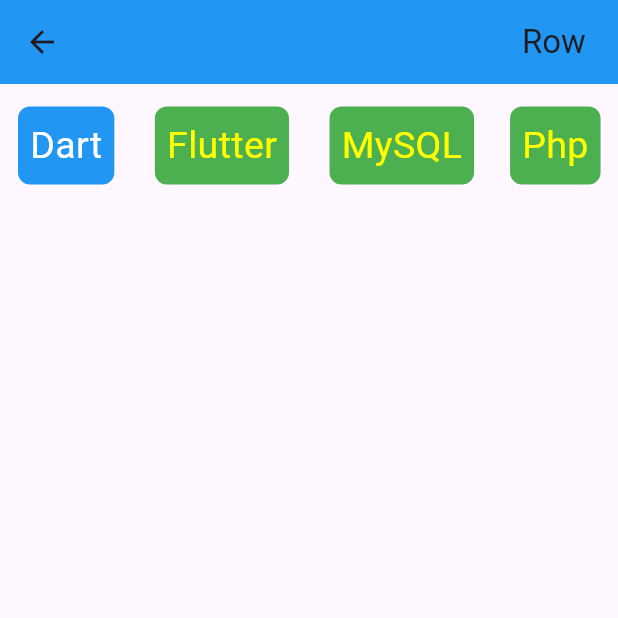
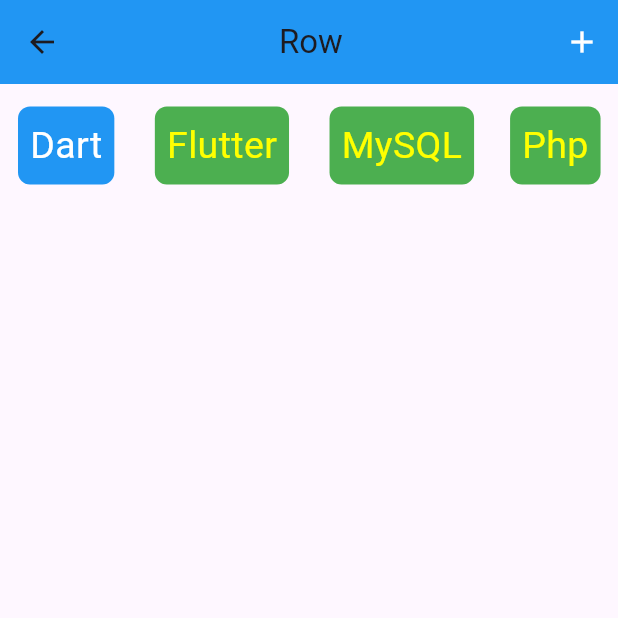
Before and after one commit to NoorMohammedAnik/flutter_row_column, a Flutter app: the HomePage screen opened directly, on a phone screen of 412 x 824 dp, the top half of it. Run offline on Flutter 3.47's test engine with Material 3 defaults, Android fonts, the phone set to English and light mode, and no system bars; our stand-ins replace fluttertoast.

Commit message:
-added action button

```diff
--- a/lib/home_page.dart
+++ b/lib/home_page.dart
@@ -1,108 +1,85 @@
 import 'package:flutter/material.dart';
-class HomePage extends StatelessWidget {
-  const HomePage({super.key});
+import 'package:fluttertoast/fluttertoast.dart';
+
+import 'new_page.dart';
+
+class HomePage2 extends StatelessWidget {
+  const HomePage2.HomePage({super.key});
 
   @override
   Widget build(BuildContext context) {
     return Scaffold(
       appBar: AppBar(
+        title: Text("Column"),
+      ),
+      body: Column(
+        mainAxisAlignment: MainAxisAlignment.spaceEvenly,
 
-        backgroundColor: Colors.blue,
-        title: Align(
-            alignment: Alignment.topRight,
-            child: Text("Row ")),
+        children: [
+          Container(
+            margin: EdgeInsets.all(5.0),
+            padding: EdgeInsets.all(15.0),
+            decoration: BoxDecoration(
+                borderRadius: BorderRadius.circular(8), color: Colors.blue),
+            child: Text(
+              "Dart",
+              style: TextStyle(color: Colors.white, fontSize: 25),
+            ),
+          ),
+          Container(
+            margin: EdgeInsets.all(5.0),
+            padding: EdgeInsets.all(15.0),
+            decoration: BoxDecoration(
+                borderRadius: BorderRadius.circular(8), color: Colors.blue),
+            child: Text(
+              "Flutter",
+              style: TextStyle(color: Colors.white, fontSize: 25),
+            ),
+          ),
+          Container(
+            margin: EdgeInsets.all(5.0),
+            padding: EdgeInsets.all(15.0),
+            decoration: BoxDecoration(
+                borderRadius: BorderRadius.circular(8), color: Colors.blue),
+            child: Text(
+              "Android",
+              style: TextStyle(color: Colors.white, fontSize: 25),
+            ),
+          ),
+          SizedBox(
+            width: 200,
+            child: ElevatedButton.icon(
 
-      ),
+                icon: Icon(
+                  Icons.home,
+                  color: Colors.white,
+                  size: 30.0,
+                ),
+                onPressed: (){
+                  Navigator.push(
+                      context, MaterialPageRoute(builder: (context) => HomePage()));
+
+                  Fluttertoast.showToast(msg: "This is short msg");
+
+                },
+                style: ElevatedButton.styleFrom(
+                  backgroundColor: Colors.blue,
+                 minimumSize: const Size.fromHeight(50),
+                  shape:RoundedRectangleBorder(
+
+                   borderRadius: BorderRadius.circular(10),
+                  ),
+                ),
+               label: Text("Click Me",style: TextStyle(
+                  color: Colors.white,
+                 fontSize: 20
+                ),)),
+          ),
 
 
-      // body:   SingleChildScrollView(
-      //   scrollDirection: Axis.horizontal,
-      //   child: Row(
-      //     mainAxisAlignment: MainAxisAlignment.spaceAround,
-      //     children:<Widget>[
-      //       Container(
-      //         margin: EdgeInsets.all(12.0),
-      //         padding: EdgeInsets.all(8.0),
-      //         decoration:BoxDecoration(
-      //             borderRadius:BorderRadius.circular(8),
-      //             color:Colors.blue
-      //         ),
-      //         child: Text("Dart",style: TextStyle(color:Colors.white,fontSize:25),),
-      //       ),
-      //       Container(
-      //         margin: EdgeInsets.all(15.0),
-      //         padding: EdgeInsets.all(8.0),
-      //         decoration:BoxDecoration(
-      //             borderRadius:BorderRadius.circular(8),
-      //             color:Colors.green
-      //         ),
-      //         child: Text("Flutter",style: TextStyle(color:Colors.yellowAccent,fontSize:25),),
-      //       ),
-      //       Container(
-      //         margin: EdgeInsets.all(12.0),
-      //         padding: EdgeInsets.all(8.0),
-      //         decoration:BoxDecoration(
-      //             borderRadius:BorderRadius.circular(8),
-      //             color:Colors.green
-      //         ),
-      //         child: Text("MySQL",style: TextStyle(color:Colors.yellowAccent,fontSize:25),),
-      //       ),
-      //
-      //       Container(
-      //         margin: EdgeInsets.all(12.0),
-      //         padding: EdgeInsets.all(8.0),
-      //         decoration:BoxDecoration(
-      //             borderRadius:BorderRadius.circular(8),
-      //             color:Colors.green
-      //         ),
-      //         child: Text("MySQL",style: TextStyle(color:Colors.yellowAccent,fontSize:25),),
-      //       ),
-      //
-      //     ]
-      //       ),
-      // ),
-      body:   Row(
-          mainAxisAlignment: MainAxisAlignment.start,  //if we use scrollview, it will not work properly
-          children:<Widget>[
-            Container(
-              margin: EdgeInsets.all(12.0),
-              padding: EdgeInsets.all(8.0),
-              decoration:BoxDecoration(
-                  borderRadius:BorderRadius.circular(8),
-                  color:Colors.blue
-              ),
-              child: Text("Dart",style: TextStyle(color:Colors.white,fontSize:25),),
-            ),
-            Container(
-              margin: EdgeInsets.all(15.0),
-              padding: EdgeInsets.all(8.0),
-              decoration:BoxDecoration(
-                  borderRadius:BorderRadius.circular(8),
-                  color:Colors.green
-              ),
-              child: Text("Flutter",style: TextStyle(color:Colors.yellowAccent,fontSize:25),),
-            ),
-            Container(
-              margin: EdgeInsets.all(12.0),
-              padding: EdgeInsets.all(8.0),
-              decoration:BoxDecoration(
-                  borderRadius:BorderRadius.circular(8),
-                  color:Colors.green
-              ),
-              child: Text("MySQL",style: TextStyle(color:Colors.yellowAccent,fontSize:25),),
-            ),
 
-            Container(
-              margin: EdgeInsets.all(12.0),
-              padding: EdgeInsets.all(8.0),
-              decoration:BoxDecoration(
-                  borderRadius:BorderRadius.circular(8),
-                  color:Colors.green
-              ),
-              child: Text("Php",style: TextStyle(color:Colors.yellowAccent,fontSize:25),),
-            ),
 
-          ]
+        ],
       ),
     );
   }
--- /dev/null
+++ b/lib/new_page.dart
@@ -0,0 +1,64 @@
+import 'package:flutter/material.dart';
+
+class HomePage extends StatelessWidget {
+  const HomePage({super.key});
+
+  @override
+  Widget build(BuildContext context) {
+    return Scaffold(
+      appBar: AppBar(
+        backgroundColor: Colors.blue,
+        title: Align(alignment: Alignment.topCenter, child: Text("Row ")),
+        actions: [
+          IconButton(onPressed: (){}, icon: Icon(Icons.add,color: Colors.white,))
+
+        ],
+      ),
+      body: Row(
+          mainAxisAlignment: MainAxisAlignment.start,
+          //if we use scrollview, it will not work properly
+          children: <Widget>[
+            Container(
+              margin: EdgeInsets.all(12.0),
+              padding: EdgeInsets.all(8.0),
+              decoration: BoxDecoration(
+                  borderRadius: BorderRadius.circular(8), color: Colors.blue),
+              child: Text(
+                "Dart",
+                style: TextStyle(color: Colors.white, fontSize: 25),
+              ),
+            ),
+            Container(
+              margin: EdgeInsets.all(15.0),
+              padding: EdgeInsets.all(8.0),
+              decoration: BoxDecoration(
+                  borderRadius: BorderRadius.circular(8), color: Colors.green),
+              child: Text(
+                "Flutter",
+                style: TextStyle(color: Colors.yellowAccent, fontSize: 25),
+              ),
+            ),
+            Container(
+              margin: EdgeInsets.all(12.0),
+              padding: EdgeInsets.all(8.0),
+              decoration: BoxDecoration(
+                  borderRadius: BorderRadius.circular(8), color: Colors.green),
+              child: Text(
+                "MySQL",
+                style: TextStyle(color: Colors.yellowAccent, fontSize: 25),
+              ),
+            ),
+            Container(
+              margin: EdgeInsets.all(12.0),
+              padding: EdgeInsets.all(8.0),
+              decoration: BoxDecoration(
+                  borderRadius: BorderRadius.circular(8), color: Colors.green),
+              child: Text(
+                "Php",
+                style: TextStyle(color: Colors.yellowAccent, fontSize: 25),
+              ),
+            ),
+          ]),
+    );
+  }
+}
```
Also changed, not shown: lib/home_page2.dart (deleted, +0 -86 lines), lib/main.dart (+3 -17 lines).
